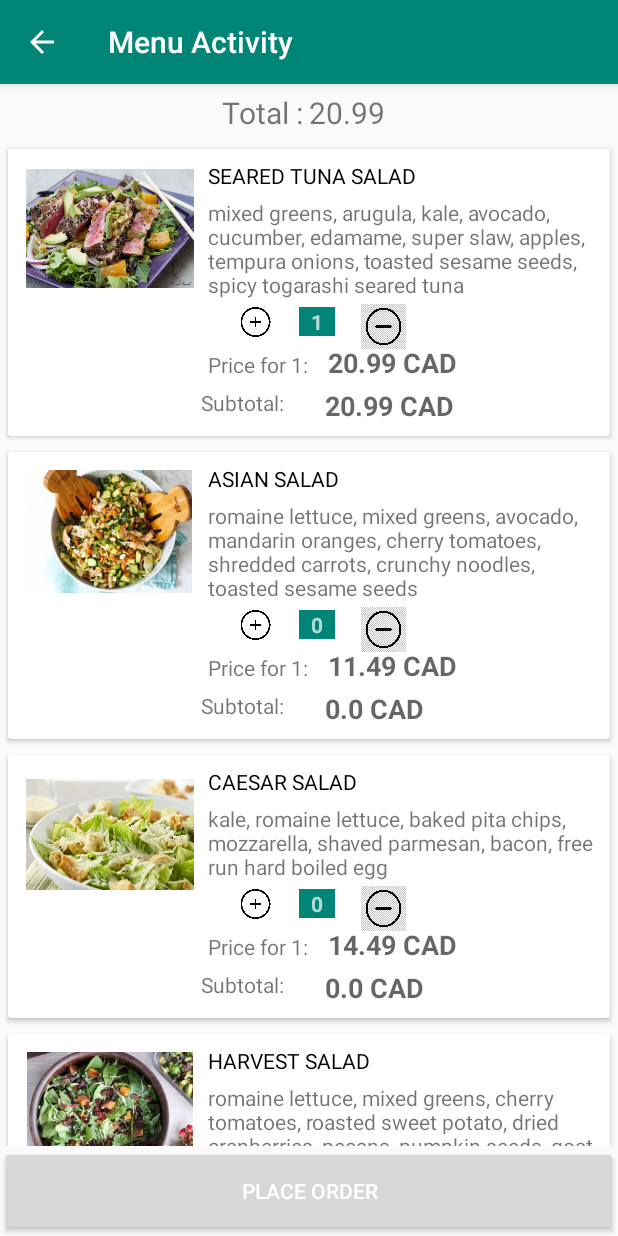
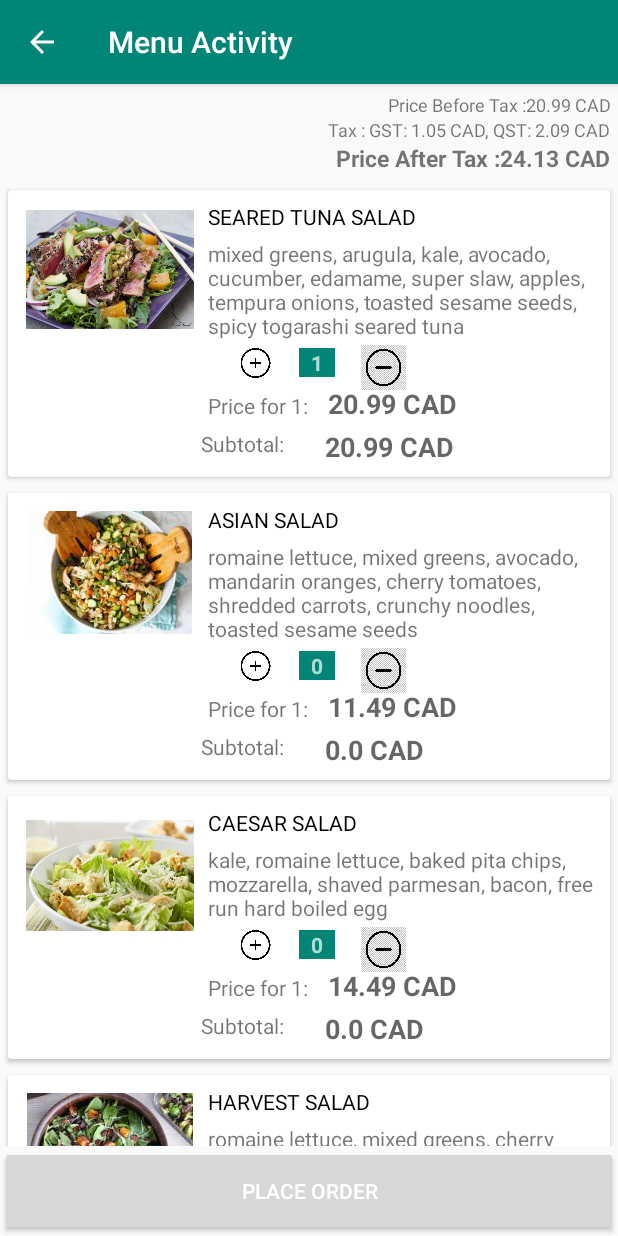
Before and after one commit to neeluchawla/ChawlaShop, an Android app: the MenuActivity screen opened directly, with no data from a screen before it, after a tap on an icon or button, on a phone screen of 412 x 824 dp. Run offline under Robolectric (Android 15) with nearby library versions, the phone set to English and light mode, and no system bars.

Commit message:
Added tax pricing and total

```diff
--- a/app/src/main/java/com/application/chawlashop/MenuActivity.java
+++ b/app/src/main/java/com/application/chawlashop/MenuActivity.java
@@ -10,8 +10,11 @@ import android.util.Log;
 import android.view.View;
 import android.widget.TextView;
 
+import java.text.DecimalFormat;
 import java.util.ArrayList;
+import java.util.HashMap;
 import java.util.List;
+import java.util.Map;
 
 public class MenuActivity extends AppCompatActivity {
 
@@ -20,9 +23,10 @@ public class MenuActivity extends AppCompatActivity {
 
     //the recyclerview
     RecyclerView recyclerView;
-    public double total=0;
+    public double total,subtotal,tax;
     SaladAdapter saladAdapter;
-    public static TextView tv_total;
+    public static TextView tv_total,tv_subtotal,tv_tax;
+    private static DecimalFormat df2 = new DecimalFormat("#.##");
     @Override
     protected void onCreate(Bundle savedInstanceState) {
         super.onCreate(savedInstanceState);
@@ -89,17 +93,37 @@ public class MenuActivity extends AppCompatActivity {
     public void calculateTotal() {
         int i = 0;
         total=0;
+        tax=0;
+        subtotal=0;
         while(i < saladList.size()){
             if(saladList.get(i).getQuantity()>0) {
-                total = total + (saladList.get(i).getPrice() * Integer.valueOf(saladList.get(i).getQuantity()));
+                subtotal = subtotal + (saladList.get(i).getPrice() * Integer.valueOf(saladList.get(i).getQuantity()));
             }
             i++;
 
         }
+        Map<String,Double> tax=taxCalculation(subtotal);
+
+        //find the view
+        tv_subtotal =(TextView) findViewById(R.id.non_taxTotal);
+        tv_tax=(TextView) findViewById(R.id.tax);
         tv_total =(TextView) findViewById(R.id.tv_total);
-        tv_total.setText(""+total);
+
+        //setting the value
+        tv_subtotal.setText("Price Before Tax :"+df2.format(subtotal)+" "+"CAD");
+        tv_tax.setText("Tax : GST: "+df2.format(tax.get("GST"))+" "+"CAD, QST: "+df2.format(tax.get("QST"))+" "+"CAD");
+        tv_total.setText("Price After Tax :"+df2.format(subtotal+tax.get("GST")+tax.get("QST"))+" "+"CAD");
     }
 
+    private Map<String,Double> taxCalculation(double total){
+        //gst 5% and qst 9.975%
+        double gst=total*0.05;
+        double qst=total*0.09975;
+        HashMap<String,Double> tax=new HashMap<String,Double>();
+        tax.put("GST",gst);
+        tax.put("QST",qst);
+        return tax;
+    }
     public void insertOrder(View view) {
     }
 }
--- a/app/src/main/res/layout/activity_menu.xml
+++ b/app/src/main/res/layout/activity_menu.xml
@@ -12,22 +12,33 @@
         android:layout_height="wrap_content"
         android:layout_width="match_parent"
         android:padding="5dp"
-        android:weightSum="2">
+        android:weightSum="2"
+        android:orientation="vertical" >
+
         <TextView android:gravity="end"
+            android:id="@+id/non_taxTotal"
             android:layout_height="wrap_content"
             android:layout_weight="1"
             android:layout_width="match_parent"
-            android:text="Total : "
-            android:textSize="20dp">
+            android:text="Price Before Tax : 0 CAD "
+            android:textSize="12dp">
         </TextView>
-
-        <TextView
+        <TextView android:gravity="end"
+            android:id="@+id/tax"
+            android:layout_height="wrap_content"
+            android:layout_weight="1"
+            android:layout_width="match_parent"
+            android:text="Tax : 0 CAD "
+            android:textSize="12dp">
+        </TextView>
+        <TextView android:gravity="end"
             android:id="@+id/tv_total"
             android:layout_height="wrap_content"
             android:layout_weight="1"
             android:layout_width="match_parent"
-            android:text="0 CAD"
-            android:textSize="20dp">
+            android:text="Price After Tax : 0 CAD"
+            android:textStyle="bold"
+            android:textSize="15dp">
         </TextView>
     </LinearLayout>
 
```
